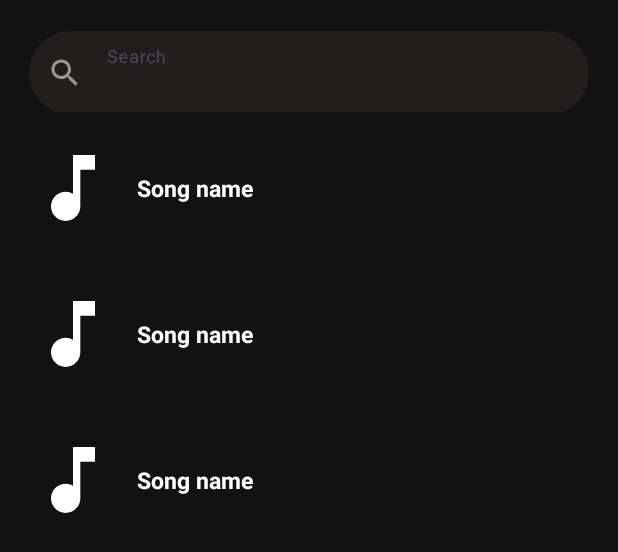
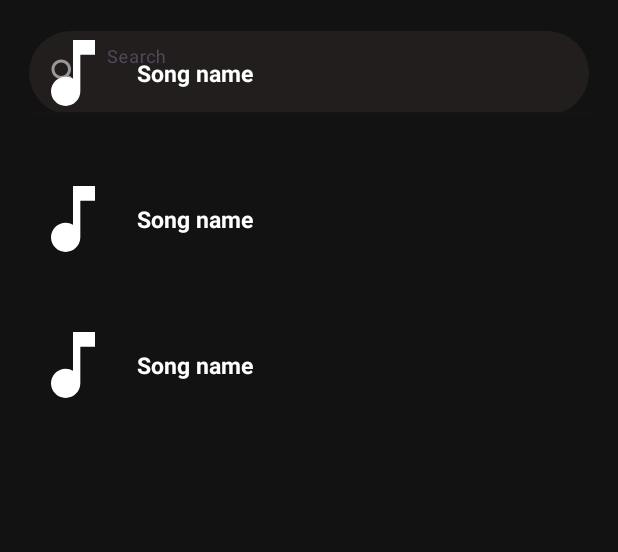
Before and after one commit to makkawy16/Rhythm-Music-App, an Android app: the layout fragment_likes.xml on its own in the app's theme, with its tools: preview values and no code run, on a phone screen of 412 x 824 dp. Shown: the top 552 px of the screen. Run offline under Robolectric (Android 15) with nearby library versions, the phone set to English and light mode, and no system bars; network calls fail.

Commit message:
play songs from likes

```diff
--- a/app/src/main/java/com/example/rhythm/ui/authentication/suggestionFragment.java
+++ b/app/src/main/java/com/example/rhythm/ui/authentication/suggestionFragment.java
@@ -141,10 +141,11 @@ public class suggestionFragment extends Fragment {
                         // singerSuggestAdapter.addArtist(response.body().getArtists());
                        /* int listSize = response.body().getArtists().size()/3;
                         artistList2.add(response.body().getArtists().subList(0,listSize));*/
-                        artistList.addAll(response.body().getArtists());
-                        initialSuggestRecycler();
                         if (response.isSuccessful())
                         {
+                            if(response.body() != null)
+                                artistList.addAll(response.body().getArtists());
+                            initialSuggestRecycler();
 
                         }
                     }
--- a/app/src/main/java/com/example/rhythm/ui/homePage/library/LikesFragment.java
+++ b/app/src/main/java/com/example/rhythm/ui/homePage/library/LikesFragment.java
@@ -67,7 +67,7 @@ public class LikesFragment extends Fragment {
 
     private void initRecycler() {
 
-        likesSongsAdapter = new LikesSongsAdapter();
+        likesSongsAdapter = new LikesSongsAdapter(getContext());
         binding.likedSongsRecycler.setLayoutManager(new LinearLayoutManager(requireContext()));
         binding.likedSongsRecycler.setAdapter(likesSongsAdapter);
 
--- a/app/src/main/res/layout/fragment_likes.xml
+++ b/app/src/main/res/layout/fragment_likes.xml
@@ -1,30 +1,29 @@
 <?xml version="1.0" encoding="utf-8"?>
-<androidx.constraintlayout.widget.ConstraintLayout
-    xmlns:android="http://schemas.android.com/apk/res/android"
+<androidx.constraintlayout.widget.ConstraintLayout xmlns:android="http://schemas.android.com/apk/res/android"
+    xmlns:app="http://schemas.android.com/apk/res-auto"
     xmlns:tools="http://schemas.android.com/tools"
     android:layout_width="match_parent"
     android:layout_height="match_parent"
-    xmlns:app="http://schemas.android.com/apk/res-auto"
     tools:context=".ui.homePage.library.LikesFragment">
 
     <com.google.android.material.textfield.TextInputLayout
         android:id="@+id/seaarchLayout"
         android:layout_width="match_parent"
         android:layout_height="wrap_content"
+        android:layout_alignParentTop="true"
         android:layout_marginHorizontal="@dimen/_15sdp"
+        android:layout_marginTop="@dimen/_16sdp"
         android:layout_marginBottom="@dimen/_10sdp"
         android:hint="@string/search_txt"
-        android:layout_alignParentTop="true"
-        app:startIconDrawable="@drawable/search_icon"
         android:textColorHint="@color/hint_txt_color"
         app:boxCornerRadiusBottomEnd="@dimen/_25sdp"
         app:boxCornerRadiusBottomStart="@dimen/_25sdp"
         app:boxCornerRadiusTopEnd="@dimen/_25sdp"
         app:boxCornerRadiusTopStart="@dimen/_25sdp"
+        app:boxStrokeColor="@color/background_auth"
+        app:boxStrokeWidth="@dimen/_1sdp"
         app:layout_constraintTop_toTopOf="parent"
-        android:layout_marginTop="@dimen/_16sdp"
-        app:boxStrokeColor="@color/background_auth"
-        app:boxStrokeWidth="@dimen/_1sdp">
+        app:startIconDrawable="@drawable/search_icon">
 
         <com.google.android.material.textfield.TextInputEditText
             android:id="@+id/search_txt"
@@ -41,12 +40,11 @@
     </com.google.android.material.textfield.TextInputLayout>
 
 
-<androidx.recyclerview.widget.RecyclerView
-    android:id="@+id/likedSongsRecycler"
-    android:layout_width="match_parent"
-    android:layout_height="wrap_content"
-    app:layout_constraintTop_toBottomOf="@id/seaarchLayout"
-    tools:listitem="@layout/item_liked_song_layout"
-    />
+    <androidx.recyclerview.widget.RecyclerView
+        android:id="@+id/likedSongsRecycler"
+        android:layout_width="match_parent"
+        android:layout_height="match_parent"
+        app:layout_constraintTop_toBottomOf="@id/seaarchLayout"
+        tools:listitem="@layout/item_liked_song_layout" />
 
 </androidx.constraintlayout.widget.ConstraintLayout>
--- a/app/src/main/res/layout/item_singer_suggest_layout.xml
+++ b/app/src/main/res/layout/item_singer_suggest_layout.xml
@@ -17,7 +17,8 @@
         android:layout_height="@dimen/_15sdp"
         android:layout_gravity="center"
         android:src="@drawable/ic_select"
-        android:visibility="gone"/>
+        android:visibility="gone"
+        />
 <TextView
     android:id="@+id/artistname"
     android:layout_width="wrap_content"
```
Also changed, not shown: app/src/main/java/com/example/rhythm/ui/adapter/LikesSongsAdapter.java (+22 -0 lines), app/src/main/java/com/example/rhythm/ui/adapter/SingerSuggestAdapter.java (+7 -0 lines), 1 other file.
